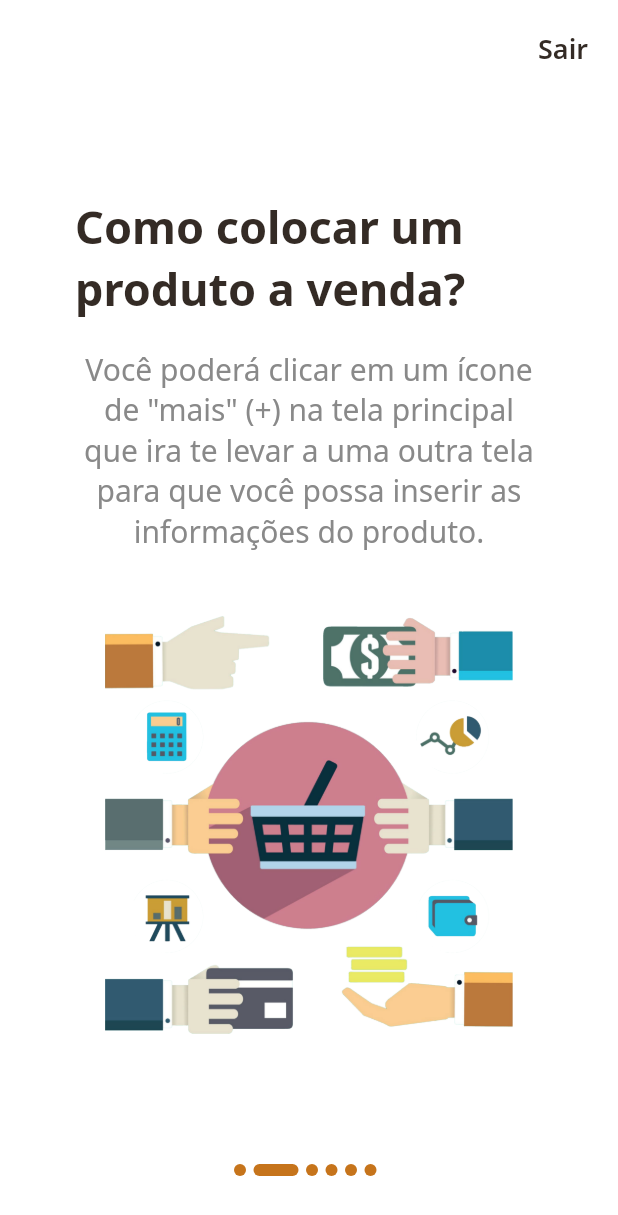
After one commit to Bigjhow/HurryAgro, a Flutter app: the Ajuda screen opened directly, swiped to page 2, on a phone screen of 412 x 824 dp. The commit adds this screen. Shown: the top 1215 px of the screen. Run offline on Flutter 3.47's test engine with Material 2 defaults, Android fonts, the phone set to English and light mode, and no system bars; our stand-ins replace cloud_firestore, firebase_auth, firebase_core, firebase_storage, image_picker, page_transition; accounts and stored records are empty.

Commit message:
add ajuda no prj

```diff
--- a/lib/Nav.dart
+++ b/lib/Nav.dart
@@ -3,6 +3,7 @@ import 'dart:convert';
 
 import 'package:flutter/material.dart';
 import 'package:hurryAgro/view/chat/chat.dart';
+import 'package:hurryAgro/view/user/ajuda.dart';
 import 'package:hurryAgro/view/user/conta.dart';
 import 'package:hurryAgro/view/user/meusAnuncios.dart';
 import 'package:page_transition/page_transition.dart';
@@ -122,6 +123,13 @@ class _NavState extends State<Nav> {
                       MaterialPageRoute(builder: (context) => Sobre()),
                     ),
                 leading: Icon(Icons.info)),
+                ListTile(
+                title: Text("Ajuda"),
+                onTap: () => Navigator.push(
+                      context,
+                      MaterialPageRoute(builder: (context) => Ajuda()),
+                    ),
+                leading: Icon(Icons.help)),
             ListTile(
               title: Text("Sair"),
               onTap: () => {
--- /dev/null
+++ b/lib/view/ajuda/ajudaCor.dart
@@ -0,0 +1,8 @@
+import 'package:flutter/material.dart';
+
+class ColorSys {
+  static Color primary = Color.fromRGBO(52, 43, 37, 1);
+  static Color gray = Color.fromRGBO(137, 137, 137, 1);
+  static Color secundary = Color.fromRGBO(198, 116, 27, 1);
+  static Color secoundryLight = Color.fromRGBO(226, 187, 141, 1);
+}
--- /dev/null
+++ b/lib/view/ajuda/ajudaString.dart
@@ -0,0 +1,11 @@
+class String {
+  static var passoUmTitulo = "Hurry Agro";
+  static var passoUmConteudo =
+      "O Hurry Agro faz a ponte do produtor ao consumidor trazendo mais agilidade no processo de venda";
+  static var passoDoisTitulo = "Como colocar um produto a venda?";
+  static var passoDoisConteudo =
+      "Você poderá clicar em um ícone de \"mais\" (+) na tela principal que ira te levar a uma outra tela para que você possa inserir as informações do produto.";
+  static var passoTresTitulo = "Como comprar um produto?";
+  static var passoTresConteudo =
+      "Na pagina do produto ira ter um botão que ao pressionado ira te levar em uma tela de chat e lá você poderá negociar com o vendedor.";
+}
--- /dev/null
+++ b/lib/view/user/ajuda.dart
@@ -0,0 +1,183 @@
+import 'package:flutter/cupertino.dart';
+import 'package:flutter/material.dart';
+import 'package:flutter/widgets.dart';
+import 'package:hurryAgro/view/ajuda/ajudaCor.dart';
+import 'package:hurryAgro/view/ajuda/ajudaString.dart';
+
+
+class Ajuda extends StatefulWidget {
+  @override
+  _HomeState createState() => _HomeState();
+}
+
+class _HomeState extends State<Ajuda> {
+  PageController _pageController;
+  int currentIndex = 0;
+
+  @override
+  void initState() {
+    _pageController = PageController(initialPage: 0);
+    super.initState();
+  }
+
+  @override
+  void dispose() {
+    super.dispose();
+  }
+
+  @override
+  Widget build(BuildContext context) {
+    return Scaffold(
+      backgroundColor: Colors.white,
+      appBar: AppBar(
+        elevation: 0,
+        backgroundColor: Colors.white,
+        actions: <Widget>[
+          Padding(
+              padding: EdgeInsets.only(right: 20, top: 20),
+              child: GestureDetector(
+                child: Container(
+                  child: Text(
+                    'Sair',
+                    style: TextStyle(
+                        color: ColorSys.primary,
+                        fontSize: 18,
+                        fontWeight: FontWeight.w600),
+                  ),
+                ),
+                onTap: ()  {
+                  Navigator.pop(context);
+                },
+              )),
+        ],
+      ),
+      body: Stack(
+        alignment: Alignment.bottomCenter,
+        children: <Widget>[
+          PageView(
+            onPageChanged: (int page) {
+              setState(() {
+                currentIndex = page;
+              });
+            },
+            controller: _pageController,
+            children: <Widget>[
+              makePage(
+                  image: 'imagens/passoUmFundo.png',
+                  title: String.passoUmTitulo,
+                  content: String.passoUmConteudo),
+              makePage(
+                  reverse: true,
+                  image: 'imagens/passoDoisFundo.png',
+                  title: String.passoDoisTitulo,
+                  content: String.passoDoisConteudo),
+              makePage(
+                  image: 'imagens/passoTresFundo.png',
+                  title: String.passoTresTitulo,
+                  content: String.passoTresConteudo),
+                  makePage(
+                  image: 'imagens/passoUmFundo.png',
+                  title: String.passoUmTitulo,
+                  content: String.passoUmConteudo),
+              makePage(
+                  reverse: true,
+                  image: 'imagens/passoDoisFundo.png',
+                  title: String.passoDoisTitulo,
+                  content: String.passoDoisConteudo),
+              makePage(
+                  image: 'imagens/passoTresFundo.png',
+                  title: String.passoTresTitulo,
+                  content: String.passoTresConteudo),
+            ],
+          ),
+          Container(
+            margin: EdgeInsets.only(bottom: 40),
+            child: Row(
+              mainAxisAlignment: MainAxisAlignment.center,
+              children: _buildIndicator(),
+            ),
+          )
+        ],
+      ),
+    );
+  }
+
+  Widget makePage({image, title, content, reverse = false}) {
+    return Container(
+      padding: EdgeInsets.only(left: 50, right: 50, bottom: 60),
+      child: Column(
+        mainAxisAlignment: MainAxisAlignment.center,
+        children: <Widget>[
+          !reverse
+              ? Column(
+                  children: <Widget>[
+                    Padding(
+                      padding: EdgeInsets.symmetric(horizontal: 20),
+                      child: Image.asset(image),
+                    ),
+                    SizedBox(
+                      height: 30,
+                    ),
+                  ],
+                )
+              : SizedBox(),
+          Text(
+            title,
+            style: TextStyle(
+                color: ColorSys.primary,
+                fontSize: 30,
+                fontWeight: FontWeight.bold),
+          ),
+          SizedBox(
+            height: 20,
+          ),
+          Text(
+            content,
+            textAlign: TextAlign.center,
+            style: TextStyle(
+                color: ColorSys.gray,
+                fontSize: 20,
+                fontWeight: FontWeight.w400),
+          ),
+          reverse
+              ? Column(
+                  children: <Widget>[
+                    SizedBox(
+                      height: 30,
+                    ),
+                    Padding(
+                      padding: EdgeInsets.symmetric(horizontal: 20),
+                      child: Image.asset(image),
+                    ),
+                  ],
+                )
+              : SizedBox(),
+        ],
+      ),
+    );
+  }
+
+  Widget _indicator(bool isActive) {
+    return AnimatedContainer(
+      duration: Duration(milliseconds: 300),
+      height: 8,
+      width: isActive ? 30 : 8,
+      margin: EdgeInsets.only(right: 5),
+      decoration: BoxDecoration(
+          color: ColorSys.secundary, borderRadius: BorderRadius.circular(5)),
+    );
+  }
+
+  List<Widget> _buildIndicator() {
+    List<Widget> indicators = [];
+    for (int i = 0; i < 6; i++) {
+      if (currentIndex == i) {
+        indicators.add(_indicator(true));
+      } else {
+        indicators.add(_indicator(false));
+      }
+    }
+
+    return indicators;
+  }
+}
```
